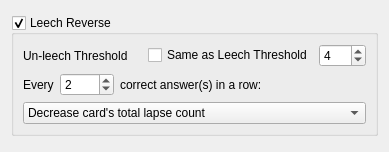
First picture: the form in res/ui/reverse_form.ui, repository iamjustkoi/LeechToolkit, before the edit.
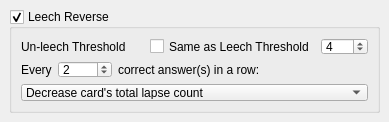
Second picture: the form after the edit.

```diff
--- a/res/ui/reverse_form.ui
+++ b/res/ui/reverse_form.ui
@@ -7,7 +7,7 @@
     <x>0</x>
     <y>0</y>
     <width>389</width>
-    <height>152</height>
+       <height>122</height>
    </rect>
   </property>
   <property name="sizePolicy">
@@ -16,11 +16,29 @@
     <verstretch>0</verstretch>
    </sizepolicy>
   </property>
-  <layout class="QVBoxLayout" name="verticalLayout">
+     <property name="minimumSize">
+         <size>
+             <width>128</width>
+             <height>32</height>
+         </size>
+     </property>
+     <layout class="QVBoxLayout" name="reverseLayout">
+         <property name="leftMargin">
+             <number>9</number>
+         </property>
+         <property name="topMargin">
+             <number>9</number>
+         </property>
+         <property name="rightMargin">
+             <number>9</number>
+         </property>
+         <property name="bottomMargin">
+             <number>9</number>
+         </property>
    <item>
     <widget class="QGroupBox" name="reverseGroup">
         <property name="sizePolicy">
-            <sizepolicy hsizetype="Minimum" vsizetype="Maximum">
+                     <sizepolicy hsizetype="Expanding" vsizetype="Maximum">
                 <horstretch>0</horstretch>
                 <verstretch>0</verstretch>
             </sizepolicy>
@@ -38,6 +56,18 @@
             <bool>true</bool>
         </property>
         <layout class="QVBoxLayout" name="verticalLayout_2">
+                     <property name="leftMargin">
+                         <number>9</number>
+                     </property>
+                     <property name="topMargin">
+                         <number>9</number>
+                     </property>
+                     <property name="rightMargin">
+                         <number>9</number>
+                     </property>
+                     <property name="bottomMargin">
+                         <number>9</number>
+                     </property>
             <item>
                 <layout class="QHBoxLayout" name="reverseThresholdLayout">
                     <item>
```
Lines whose indentation alone changed are shown as unchanged.
